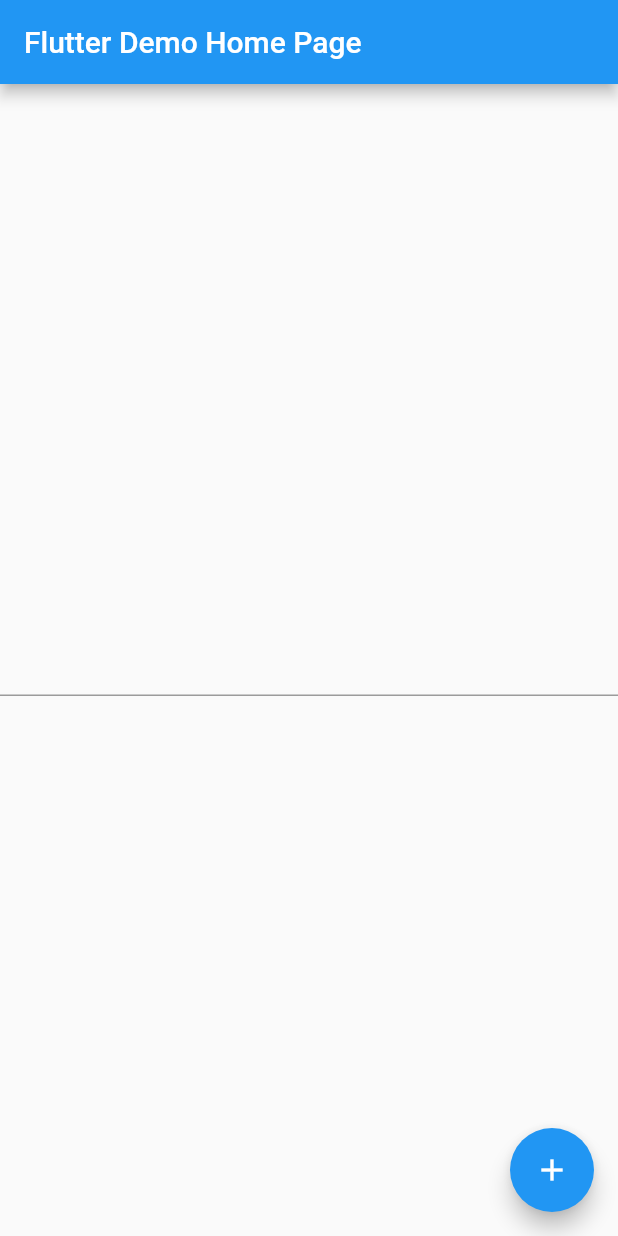
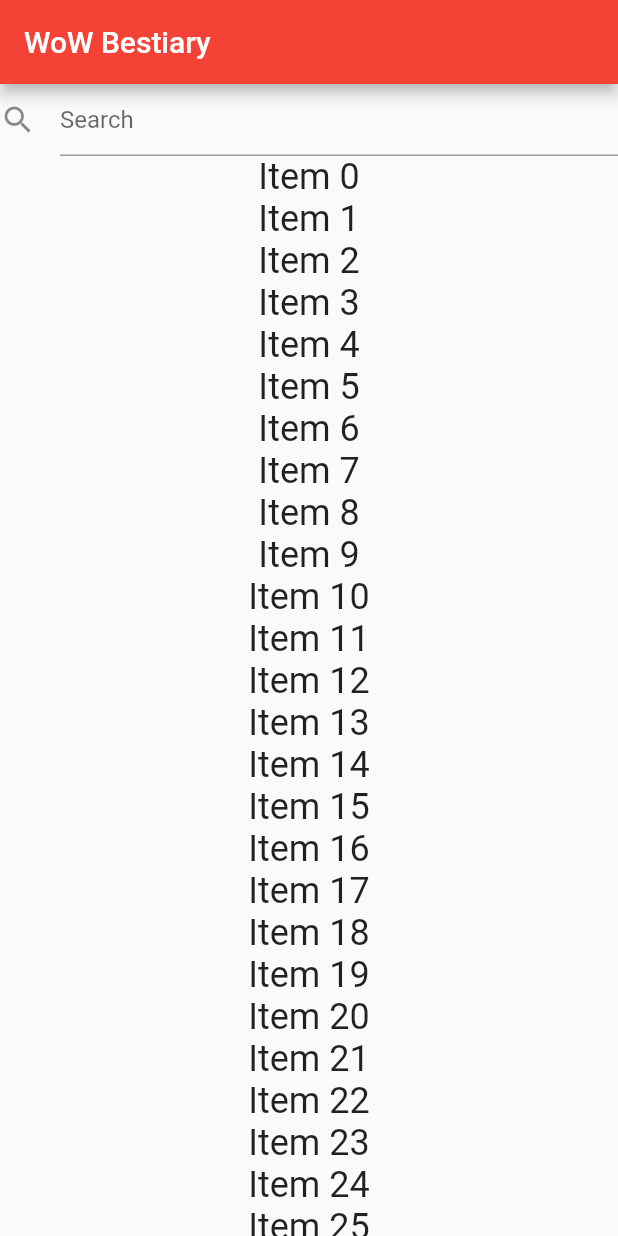
Before and after one commit to dndoja/wow_beastiary, a Flutter app: the screen it shows after launch, on a phone screen of 412 x 824 dp. Run offline on Flutter 3.47's test engine with Material 2 defaults, Android fonts, the phone set to English and light mode, and no system bars; our stand-ins replace bloc, dio.

Commit message:
Add Home page files and dependencies

```diff
--- /dev/null
+++ b/lib/home/home_event.dart
@@ -0,0 +1,4 @@
+part of 'home_bloc.dart';
+
+@immutable
+abstract class HomeEvent {}
--- /dev/null
+++ b/lib/home/home_page.dart
@@ -0,0 +1,27 @@
+import 'package:flutter/cupertino.dart';
+import 'package:flutter/material.dart';
+
+class HomePage extends StatelessWidget {
+  @override
+  Widget build(BuildContext context) {
+    return Column(
+      children: [
+        TextField(
+            decoration: InputDecoration(
+          hintText: 'Search',
+          icon: Icon(Icons.search),
+        )),
+        Expanded(
+            child: ListView(
+                children: List.generate(
+                    30,
+                    (index) => Center(
+                          child: Text(
+                            'Item $index',
+                            style: Theme.of(context).textTheme.headline5,
+                          ),
+                        )))),
+      ],
+    );
+  }
+}
--- /dev/null
+++ b/lib/home/home_state.dart
@@ -0,0 +1,6 @@
+part of 'home_bloc.dart';
+
+@immutable
+abstract class HomeState {}
+
+class HomeInitial extends HomeState {}
--- a/lib/main.dart
+++ b/lib/main.dart
@@ -1,9 +1,8 @@
 import 'package:flutter/material.dart';
 import 'package:wow_armory/api/blizzard_api_client.dart';
-import 'package:wow_armory/api/models/creature_search_result.dart';
+import 'package:wow_armory/home/home_page.dart';
 
 final authClient = BlizzardAuthClient();
-
 final apiClient = BlizzardApiClient(authClient);
 
 void main() {
@@ -14,108 +13,17 @@ class MyApp extends StatelessWidget {
   // This widget is the root of your application.
   @override
   Widget build(BuildContext context) {
-
     return MaterialApp(
       title: 'Flutter Demo',
       theme: ThemeData(
-        // This is the theme of your application.
-        //
-        // Try running your application with "flutter run". You'll see the
-        // application has a blue toolbar. Then, without quitting the app, try
-        // changing the primarySwatch below to Colors.green and then invoke
-        // "hot reload" (press "r" in the console where you ran "flutter run",
-        // or simply save your changes to "hot reload" in a Flutter IDE).
-        // Notice that the counter didn't reset back to zero; the application
-        // is not restarted.
-        primarySwatch: Colors.blue,
-        // This makes the visual density adapt to the platform that you run
-        // the app on. For desktop platforms, the controls will be smaller and
-        // closer together (more dense) than on mobile platforms.
+        primarySwatch: Colors.red,
         visualDensity: VisualDensity.adaptivePlatformDensity,
       ),
-      home: MyHomePage(title: 'Flutter Demo Home Page'),
+      home: Scaffold(
+          appBar: AppBar(
+            title: Text('WoW Bestiary'),
+          ),
+          body: HomePage()),
     );
   }
 }
-
-class MyHomePage extends StatefulWidget {
-  MyHomePage({Key key, this.title}) : super(key: key);
-
-  // This widget is the home page of your application. It is stateful, meaning
-  // that it has a State object (defined below) that contains fields that affect
-  // how it looks.
-
-  // This class is the configuration for the state. It holds the values (in this
-  // case the title) provided by the parent (in this case the App widget) and
-  // used by the build method of the State. Fields in a Widget subclass are
-  // always marked "final".
-
-  final String title;
-
-  @override
-  _MyHomePageState createState() => _MyHomePageState();
-}
-
-class _MyHomePageState extends State<MyHomePage> {
-  String creatureSearchName = "";
-
-  void _onSearchTextChanged(String newText){
-    setState(() {
-      creatureSearchName = newText;
-    });
-  }
-
-  void _searchForCreatures() {
-    apiClient.searchCreatures(creatureName: creatureSearchName).then((value) => print(creatureSearchResultToJson(value)));
-  }
-
-  @override
-  Widget build(BuildContext context) {
-    // This method is rerun every time setState is called, for instance as done
-    // by the _incrementCounter method above.
-    //
-    // The Flutter framework has been optimized to make rerunning build methods
-    // fast, so that you can just rebuild anything that needs updating rather
-    // than having to individually change instances of widgets.
-    return Scaffold(
-      appBar: AppBar(
-        // Here we take the value from the MyHomePage object that was created by
-        // the App.build method, and use it to set our appbar title.
-        title: Text(widget.title),
-      ),
-      body: Center(
-        // Center is a layout widget. It takes a single child and positions it
-        // in the middle of the parent.
-        child: Column(
-          // Column is also a layout widget. It takes a list of children and
-          // arranges them vertically. By default, it sizes itself to fit its
-          // children horizontally, and tries to be as tall as its parent.
-          //
-          // Invoke "debug painting" (press "p" in the console, choose the
-          // "Toggle Debug Paint" action from the Flutter Inspector in Android
-          // Studio, or the "Toggle Debug Paint" command in Visual Studio Code)
-          // to see the wireframe for each widget.
-          //
-          // Column has various properties to control how it sizes itself and
-          // how it positions its children. Here we use mainAxisAlignment to
-          // center the children vertically; the main axis here is the vertical
-          // axis because Columns are vertical (the cross axis would be
-          // horizontal).
-          mainAxisAlignment: MainAxisAlignment.center,
-          children: <Widget>[
-            TextField(
-              onChanged: (text) {
-                _onSearchTextChanged(text);
-              },
-            ),
-          ],
-        ),
-      ),
-      floatingActionButton: FloatingActionButton(
-        onPressed: _searchForCreatures,
-        tooltip: 'Increment',
-        child: Icon(Icons.add),
-      ), // This trailing comma makes auto-formatting nicer for build methods.
-    );
-  }
-}
--- a/pubspec.yaml
+++ b/pubspec.yaml
@@ -24,7 +24,8 @@ dependencies:
   flutter:
     sdk: flutter
   dio: 3.0.1
-
+  flutter_bloc: 6.0.1
+  provider: 4.3.2
 
   # The following adds the Cupertino Icons font to your application.
   # Use with the CupertinoIcons class for iOS style icons.
```
Also changed, not shown: lib/home/home_bloc.dart (added, +18 -0 lines), pubspec.lock.
